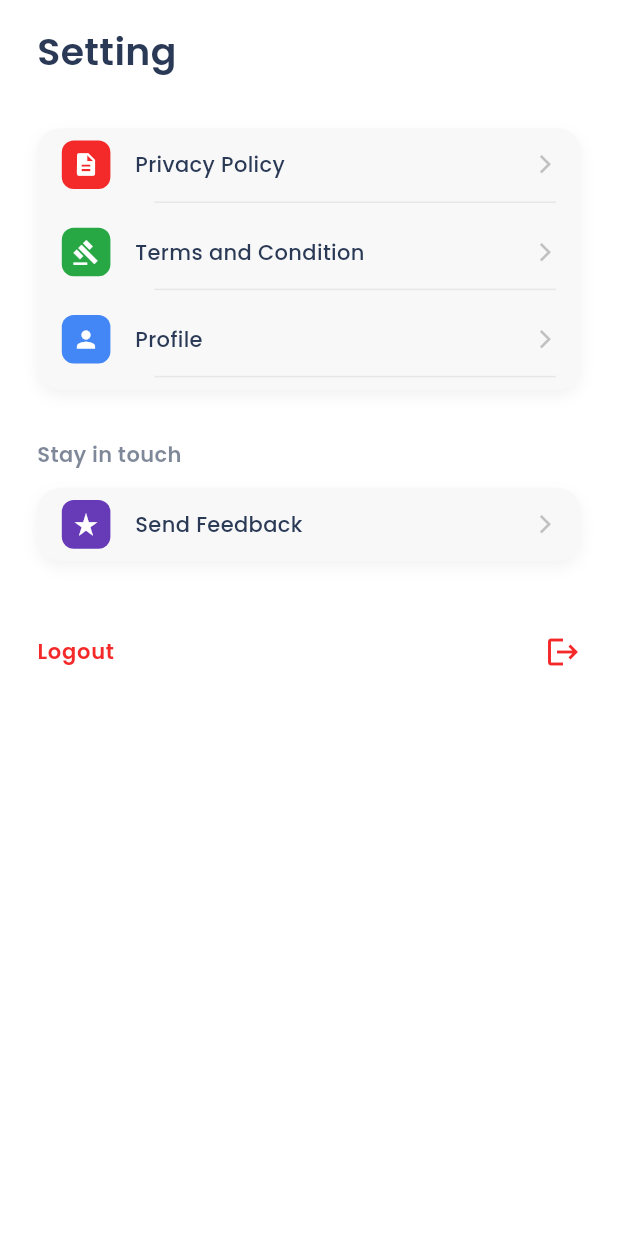
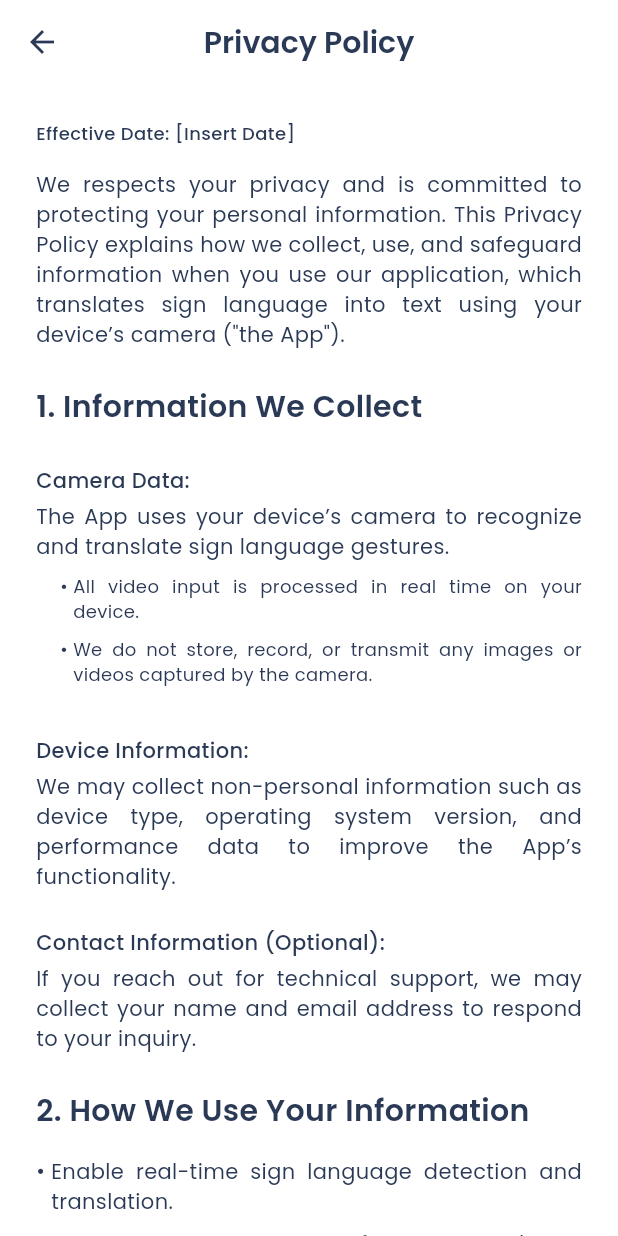
Before and after one commit to NelsonRichieRichardo/gestura, a Flutter app: the SettingsPage screen opened directly, after a tap on "Privacy Policy", on a phone screen of 412 x 824 dp. Run offline on Flutter 3.47's test engine with Material 3 defaults, Android fonts, the light colour scheme and no system bars; our stand-ins replace google_fonts.

Commit message:
Done all figma pages

```diff
--- /dev/null
+++ b/lib/pages/privacy_policy.dart
@@ -0,0 +1,198 @@
+import 'package:flutter/material.dart';
+import 'package:gestura/core/themes/app_theme.dart';
+
+// Widget pembantu untuk membuat item daftar dengan bullet point
+Widget _buildListItem(String text, {TextStyle? style, bool indent = false}) {
+  return Padding(
+    padding: EdgeInsets.only(bottom: 8.0, left: indent ? 16.0 : 0.0),
+    child: Row(
+      crossAxisAlignment: CrossAxisAlignment.start,
+      children: [
+        // Menggunakan Text sebagai bullet point sederhana
+        Text("• ", style: style ?? bodyText),
+        Expanded(
+          child: Text(
+            text,
+            style: style ?? bodyText,
+            textAlign: TextAlign.justify,
+          ),
+        ),
+      ],
+    ),
+  );
+}
+
+// Widget pembantu untuk membuat sub-judul dalam daftar (seperti Camera Data:)
+Widget _buildSubSectionTitle(String title) {
+  return Padding(
+    padding: const EdgeInsets.only(top: 8.0, bottom: 4.0),
+    child: Text(
+      title,
+      style: bodyText.copyWith(fontWeight: medium),
+    ),
+  );
+}
+
+class PrivacyPolicyPage extends StatelessWidget {
+  const PrivacyPolicyPage({super.key});
+
+  @override
+  Widget build(BuildContext context) {
+    return Scaffold(
+      backgroundColor: backgroundColor,
+      appBar: AppBar(
+        backgroundColor: backgroundColor,
+        elevation: 0,
+        centerTitle: true,
+        leading: IconButton(
+          icon: Icon(Icons.arrow_back, color: accentColor),
+          onPressed: () {
+            Navigator.pop(context);
+          },
+        ),
+        title: Text(
+          'Privacy Policy',
+          style: heading2,
+        ),
+      ),
+      body: SingleChildScrollView(
+        padding: const EdgeInsets.all(24.0),
+        child: Column(
+          crossAxisAlignment: CrossAxisAlignment.start,
+          children: <Widget>[
+            // Effective Date
+            Text(
+              "Effective Date: [Insert Date]",
+              style: smallText.copyWith(fontWeight: medium),
+            ),
+            const SizedBox(height: 16),
+
+            // Teks pengantar Kebijakan Privasi
+            Text(
+              "We respects your privacy and is committed to protecting your personal information. This Privacy Policy explains how we collect, use, and safeguard information when you use our application, which translates sign language into text using your device’s camera (\"the App\").",
+              style: bodyText,
+              textAlign: TextAlign.justify,
+            ),
+            const SizedBox(height: 24),
+
+            // ===================================================
+            // 1. Information We Collect
+            // ===================================================
+            Text("1. Information We Collect", style: heading2),
+            const SizedBox(height: 16),
+
+            // Camera Data
+            _buildSubSectionTitle("Camera Data:"),
+            Text(
+              "The App uses your device’s camera to recognize and translate sign language gestures.",
+              style: bodyText,
+              textAlign: TextAlign.justify,
+            ),
+            const SizedBox(height: 8),
+            _buildListItem("All video input is processed in real time on your device.", style: smallText, indent: true),
+            _buildListItem("We do not store, record, or transmit any images or videos captured by the camera.", style: smallText, indent: true),
+            const SizedBox(height: 16),
+
+            // Device Information
+            _buildSubSectionTitle("Device Information:"),
+            Text(
+              "We may collect non-personal information such as device type, operating system version, and performance data to improve the App’s functionality.",
+              style: bodyText,
+              textAlign: TextAlign.justify,
+            ),
+            const SizedBox(height: 16),
+
+            // Contact Information
+            _buildSubSectionTitle("Contact Information (Optional):"),
+            Text(
+              "If you reach out for technical support, we may collect your name and email address to respond to your inquiry.",
+              style: bodyText,
+              textAlign: TextAlign.justify,
+            ),
+            const SizedBox(height: 24),
+
+            // ===================================================
+            // 2. How We Use Your Information
+            // ===================================================
+            Text("2. How We Use Your Information", style: heading2),
+            const SizedBox(height: 16),
+            _buildListItem("Enable real-time sign language detection and translation.", style: bodyText),
+            _buildListItem("Improve App accuracy, performance, and user experience.", style: bodyText),
+            _buildListItem("Provide technical support or respond to user requests.", style: bodyText),
+            const SizedBox(height: 8),
+            Text(
+              "We never sell, rent, or share your data with third parties.",
+              style: bodyText.copyWith(fontWeight: bold),
+            ),
+            const SizedBox(height: 24),
+
+            // ===================================================
+            // 3. Data Processing and Security
+            // ===================================================
+            Text("3. Data Processing and Security", style: heading2),
+            const SizedBox(height: 16),
+            _buildListItem("All sign language recognition and translation occur locally on your device.", style: bodyText),
+            _buildListItem("No image or video data is uploaded to external servers.", style: bodyText),
+            _buildListItem("We apply appropriate technical and organizational measures to protect any information you share with us.", style: bodyText),
+            const SizedBox(height: 24),
+
+            // ===================================================
+            // 4. Permissions
+            // ===================================================
+            Text("4. Permissions", style: heading2),
+            const SizedBox(height: 16),
+            _buildListItem("Camera Access: Required to capture sign language gestures for translation.", style: bodyText.copyWith(fontWeight: medium)),
+            _buildListItem("Storage Access (Optional): If you choose to save translation results or settings.", style: bodyText.copyWith(fontWeight: medium)),
+            const SizedBox(height: 8),
+             Text(
+              "You can manage or revoke these permissions at any time through your device settings.",
+              style: smallText,
+              textAlign: TextAlign.justify,
+            ),
+            const SizedBox(height: 24),
+
+            // ===================================================
+            // 5. Third-Party Services
+            // ===================================================
+            Text("5. Third-Party Services", style: heading2),
+            const SizedBox(height: 16),
+            Text(
+              "This App does not use third-party analytics, advertising, or tracking tools that collect personal data.",
+              style: bodyText,
+              textAlign: TextAlign.justify,
+            ),
+            const SizedBox(height: 24),
+
+            // ===================================================
+            // 6. Updates to This Policy
+            // ===================================================
+            Text("6. Updates to This Policy", style: heading2),
+            const SizedBox(height: 16),
+            Text(
+              "We may update this Privacy Policy from time to time. Any changes will be reflected in this section and indicated by an updated “Effective Date.”",
+              style: bodyText,
+              textAlign: TextAlign.justify,
+            ),
+            const SizedBox(height: 24),
+
+            // ===================================================
+            // 7. Contact Us
+            // ===================================================
+            Text("7. Contact Us", style: heading2),
+            const SizedBox(height: 16),
+             Text(
+              "If you have any questions or concerns about this Privacy Policy, please contact us at:",
+              style: bodyText,
+            ),
+            const SizedBox(height: 8),
+            Text(
+              "📧 [your@email.com]",
+              style: bodyText.copyWith(fontWeight: bold, color: primaryColor),
+            ),
+            const SizedBox(height: 32),
+          ],
+        ),
+      ),
+    );
+  }
+}
--- a/lib/pages/settings.dart
+++ b/lib/pages/settings.dart
@@ -1,4 +1,8 @@
 import 'package:flutter/material.dart';
+import 'package:gestura/components/loading_overlay.dart';
+import 'package:gestura/pages/privacy_policy.dart';
+import 'package:gestura/pages/profile.dart';
+import 'package:gestura/pages/terms_conditions.dart';
 import 'package:google_fonts/google_fonts.dart';
 import 'package:gestura/core/themes/app_theme.dart';
 import 'package:gestura/pages/login.dart'; // Untuk Logout
@@ -40,23 +44,57 @@ class SettingsPage extends StatelessWidget {
                     title: "Privacy Policy",
                     icon: Icons.description,
                     iconColor: dangerColor,
-                    onTap: () {},
+                    onTap: () async {
+                    // Tampilkan Loading
+                    LoadingOverlay.show(context);
+                    await Future.delayed(const Duration(milliseconds: 700)); // Delay simulasi
+
+                    await Navigator.push(
+                      context,
+                      MaterialPageRoute(builder: (context) => const PrivacyPolicyPage()),
+                    );
+
+                    // Sembunyikan Loading setelah navigasi selesai
+                    LoadingOverlay.hide(context);
+                  },
                   ),
                   _buildSettingItem(
                     context,
                     title: "Terms and Condition",
                     icon: Icons.gavel,
                     iconColor: successColor,
-                    onTap: () {},
+                    onTap: () async {
+                    // Tampilkan Loading
+                    LoadingOverlay.show(context);
+                    await Future.delayed(const Duration(milliseconds: 700)); // Delay simulasi
+
+                    await Navigator.push(
+                      context,
+                      MaterialPageRoute(builder: (context) => const TermsAndConditionsPage()),
+                    );
+
+                    // Sembunyikan Loading setelah navigasi selesai
+                    LoadingOverlay.hide(context);
+                  },
                   ),
                   _buildSettingItem(
                     context,
                     title: "Profile",
                     icon: Icons.person,
                     iconColor: infoColor,
-                    onTap: () {
-                      // Simulasikan navigasi ke halaman detail Profile (jika ada)
-                    },
+                    onTap: () async {
+                    // Tampilkan Loading
+                    LoadingOverlay.show(context);
+                    await Future.delayed(const Duration(milliseconds: 700)); // Delay simulasi
+
+                    await Navigator.push(
+                      context,
+                      MaterialPageRoute(builder: (context) => const ProfilePage()),
+                    );
+
+                    // Sembunyikan Loading setelah navigasi selesai
+                    LoadingOverlay.hide(context);
+                  },
                   ),
                 ],
               ),
--- /dev/null
+++ b/lib/pages/terms_conditions.dart
@@ -0,0 +1,77 @@
+import 'package:flutter/material.dart';
+import 'package:gestura/core/themes/app_theme.dart'; // Import file tema
+
+class TermsAndConditionsPage extends StatelessWidget {
+  const TermsAndConditionsPage({super.key});
+
+  @override
+  Widget build(BuildContext context) {
+    return Scaffold(
+      backgroundColor: backgroundColor, // Warna latar belakang dari app_theme
+      appBar: AppBar(
+        // Penataan AppBar agar sesuai dengan desain
+        backgroundColor: backgroundColor,
+        elevation: 0,
+        centerTitle: true,
+        leading: IconButton(
+          icon: Icon(Icons.arrow_back, color: accentColor),
+          onPressed: () {
+            Navigator.pop(context);
+          },
+        ),
+        title: Text(
+          'Terms & Conditions',
+          style: heading2, // Menggunakan heading2 dari tema untuk judul
+        ),
+      ),
+      body: SingleChildScrollView(
+        padding: const EdgeInsets.all(24.0),
+        child: Column(
+          crossAxisAlignment: CrossAxisAlignment.start,
+          children: <Widget>[
+            // Judul utama halaman
+            Text(
+              "Our App Terms & Conditions",
+              style: heading2,
+            ),
+            const SizedBox(height: 16),
+
+            // Paragraf 1: Penggunaan dan Fungsi
+            Text(
+              "By using Gestura, you agree to these Terms and Conditions. The app allows users to translate sign language into text through their device’s camera. Please use the app responsibly and only for personal and lawful purposes.",
+              style: bodyText,
+              textAlign: TextAlign.justify,
+            ),
+            const SizedBox(height: 16),
+
+            // Paragraf 2: Hak Kekayaan Intelektual
+            Text(
+              "All content and technology within the app belong to [App Name] and are protected by intellectual property laws.",
+              style: bodyText,
+              textAlign: TextAlign.justify,
+            ),
+            const SizedBox(height: 16),
+
+            // Paragraf 3: Pemrosesan Data (Konfirmasi Privasi)
+            Text(
+              "The app processes video input in real time and does not store or share any images or personal data.",
+              style: bodyText,
+              textAlign: TextAlign.justify,
+            ),
+            const SizedBox(height: 16),
+
+            // Paragraf 4: Disclaimer (As Is) dan Perubahan
+            Text(
+              "The app is provided “as is,” and we are not responsible for any loss or damage caused by its use. We may update or modify the app and these terms at any time, and continued use means you accept those changes.",
+              style: bodyText,
+              textAlign: TextAlign.justify,
+            ),
+            const SizedBox(height: 32),
+          ],
+        ),
+      ),
+    );
+  }
+}
+
+// Catatan: Pastikan file app_theme.dart tersedia dan sudah diimpor.
```
Also changed, not shown: lib/pages/edit_profile.dart (added, +209 -0 lines), lib/pages/profile.dart (added, +116 -0 lines).
